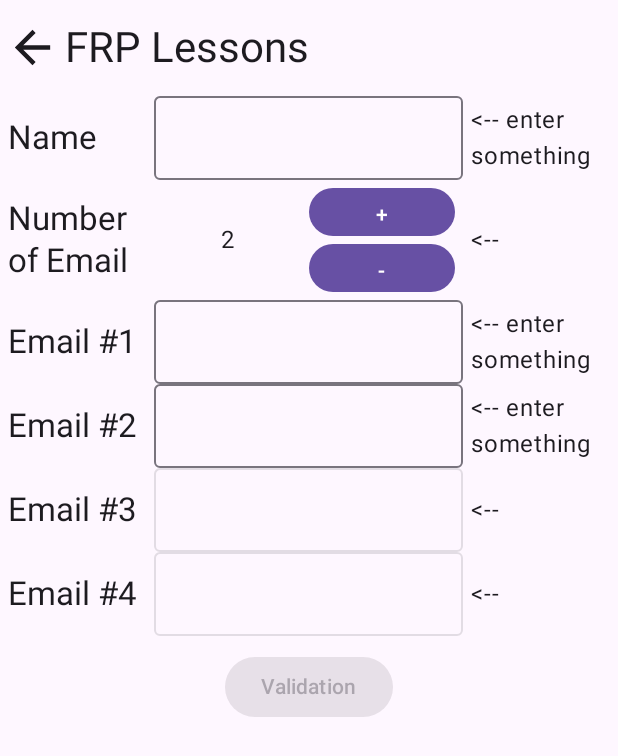
After one commit to GiwungEom/FRPWithFlowStudy, an Android app built with Jetpack Compose: the FormValidationScreen screen opened through its navigation route, on a phone screen of 412 x 824 dp. The commit adds this screen. Shown: the top 756 px of the screen. Run offline under Robolectric (Android 15) with nearby library versions, the phone set to English and light mode, and no system bars; our stand-ins replace constraintlayout-compose.

Commit message:
ConstraintLayout Compose 추가 다중 유효성 검증 로직 추가.

```diff
--- a/app/build.gradle
+++ b/app/build.gradle
@@ -61,6 +61,7 @@ dependencies {
     implementation 'androidx.lifecycle:lifecycle-viewmodel-compose:2.6.1'
 
     implementation "androidx.navigation:navigation-compose:2.7.0"
+    implementation 'androidx.constraintlayout:constraintlayout-compose:1.0.1'
 
     testImplementation 'junit:junit:4.13.2'
     androidTestImplementation 'androidx.test.ext:junit:1.1.5'
--- a/app/src/main/java/com/gw/study/frp/MainActivity.kt
+++ b/app/src/main/java/com/gw/study/frp/MainActivity.kt
@@ -26,6 +26,7 @@ import androidx.navigation.compose.rememberNavController
 import com.gw.study.frp.ui.screen.LessonsScreen
 import com.gw.study.frp.ui.screen.lesson.calculator.CalculatorScreen
 import com.gw.study.frp.ui.screen.lesson.clearfield.ClearFieldScreen
+import com.gw.study.frp.ui.screen.lesson.fromvalidation.FormValidationScreen
 import com.gw.study.frp.ui.screen.lesson.reservation.ReservationScreen
 import com.gw.study.frp.ui.screen.lesson.translate.TranslateScreen
 import com.gw.study.frp.ui.screen.route.Routes
@@ -102,6 +103,11 @@ private fun FRPWithFlowStudyApp() {
             composable(route = Routes.Lesson4.route) {
                 CalculatorScreen()
             }
+
+            composable(route = Routes.Lesson5.route) {
+                FormValidationScreen()
+            }
+
         }
     }
 }
--- a/app/src/main/java/com/gw/study/frp/ui/screen/lesson/Lessons.kt
+++ b/app/src/main/java/com/gw/study/frp/ui/screen/lesson/Lessons.kt
@@ -23,7 +23,7 @@ object Lessons {
         ),
         Lesson(
             title = "formValidation (Multiple Validation)",
-            route = Routes.Lesson4
+            route = Routes.Lesson5
         )
     )
 }
--- /dev/null
+++ b/app/src/main/java/com/gw/study/frp/ui/screen/lesson/fromvalidation/FormValidationScreen.kt
@@ -0,0 +1,257 @@
+package com.gw.study.frp.ui.screen.lesson.fromvalidation
+
+import androidx.compose.foundation.layout.Box
+import androidx.compose.foundation.layout.Column
+import androidx.compose.foundation.layout.Row
+import androidx.compose.foundation.layout.RowScope
+import androidx.compose.foundation.layout.fillMaxWidth
+import androidx.compose.foundation.layout.height
+import androidx.compose.foundation.layout.padding
+import androidx.compose.material3.Button
+import androidx.compose.material3.ExperimentalMaterial3Api
+import androidx.compose.material3.MaterialTheme
+import androidx.compose.material3.OutlinedTextField
+import androidx.compose.material3.Text
+import androidx.compose.runtime.Composable
+import androidx.compose.runtime.State
+import androidx.compose.runtime.collectAsState
+import androidx.compose.runtime.getValue
+import androidx.compose.ui.Alignment
+import androidx.compose.ui.Modifier
+import androidx.compose.ui.text.style.TextAlign
+import androidx.compose.ui.tooling.preview.Preview
+import androidx.compose.ui.unit.dp
+import androidx.constraintlayout.compose.ConstraintLayout
+import androidx.constraintlayout.compose.Dimension
+
+@Composable
+fun FormValidationScreen(
+    modifier: Modifier = Modifier,
+    viewModel: FormValidationViewModel = androidx.lifecycle.viewmodel.compose.viewModel()
+) {
+
+    val allValidationState by viewModel.allValidationState.collectAsState(initial = false)
+    val emailValidationStateList = viewModel.emailValidations.map { it.collectAsState(initial = "") }
+    val nameValidationState by viewModel.nameValidation.collectAsState(initial = "")
+    val emailCountValidationState by viewModel.emailCountValidation.collectAsState(initial = "")
+
+    val nameState by viewModel.nameState.collectAsState("")
+    val emailStateList = viewModel.emailsState.map { it.collectAsState() }
+    val emailCountState by viewModel.emailNumberState.collectAsState(0)
+
+    // event
+    val nameChange = { name: String -> viewModel.sendEvent(UserEvent.NameChange(name = name)) }
+    val emailCountChange = { operator: UserEvent.Operator -> viewModel.sendEvent(UserEvent.EmailMaxCountChange(operator = operator))}
+    val emailChange = { number: Int, email: String -> viewModel.sendEvent(UserEvent.EmailChange(number = number, email = email))}
+
+    // compositionLocal
+    // constraintSet
+    // slot api
+    FormInformationView(
+        modifier = modifier,
+        allValidationState = allValidationState,
+        emailValidationStateList = emailValidationStateList,
+        nameValidationState = nameValidationState,
+        emailCountValidationState = emailCountValidationState,
+        nameState = nameState,
+        emailStateList = emailStateList,
+        emailCount = emailCountState,
+        nameChange = nameChange,
+        emailCountChange = emailCountChange,
+        emailChange = emailChange
+    )
+}
+
+@Composable
+fun FormInformationView(
+    modifier: Modifier = Modifier,
+    allValidationState: Boolean,
+    emailValidationStateList: List<State<String>>,
+    nameValidationState: String,
+    emailCountValidationState: String,
+    nameState: String,
+    emailStateList: List<State<String>>,
+    emailCount: Int,
+    nameChange: (String) -> Unit,
+    emailCountChange: (UserEvent.Operator) -> Unit,
+    emailChange: (Int, String) -> Unit
+) {
+    Column(
+        modifier = Modifier
+            .fillMaxWidth()
+            .then(modifier),
+        horizontalAlignment = Alignment.CenterHorizontally
+    ) {
+        DefaultForm(
+            title = "Name",
+            onDataChange = nameChange,
+            validationState = nameValidationState,
+            text = nameState
+        )
+
+        InformationItem(
+            modifier = Modifier,
+            text = "Number of Email",
+            onDataChange = emailCountChange,
+            validationState = emailCountValidationState
+        ) {
+            SpinnerItem(
+                modifier = Modifier.weight(0.5f),
+                count = emailCount,
+                onButtonClick = it,
+            )
+        }
+
+        emailStateList.forEachIndexed { index, state ->
+            DefaultForm(
+                title = "Email #${index + 1}",
+                onDataChange = { emailChange(index, it) },
+                validationState = emailValidationStateList[index].value,
+                text = state.value,
+                enabled = index < emailCount
+            )
+        }
+
+        Button(
+            onClick = {  },
+            modifier = Modifier.padding(10.dp),
+            enabled = allValidationState
+        ) {
+            Text(text = "Validation")
+        }
+    }
+}
+
+@Composable
+fun SpinnerItem(
+    modifier: Modifier = Modifier,
+    count: Int,
+    onButtonClick: (UserEvent.Operator) -> Unit
+) {
+    ConstraintLayout(
+        modifier = Modifier
+            .height(80.dp)
+            .then(modifier)
+    ) {
+        val (text, plus, minus) = createRefs()
+        Box(
+            modifier = Modifier.constrainAs(text) {
+                linkTo(parent.start, plus.start)
+                linkTo(parent.top, parent.bottom)
+                width = Dimension.fillToConstraints
+                height = Dimension.fillToConstraints
+            },
+            contentAlignment = Alignment.Center
+        ) {
+            Text(
+                text = count.toString(),
+                textAlign = TextAlign.Start,
+                modifier = Modifier
+            )
+        }
+
+        Button(
+            onClick = { onButtonClick(UserEvent.Operator.Plus) },
+            modifier = Modifier.constrainAs(plus) {
+                linkTo(text.end, parent.end, startMargin = 5.dp, endMargin = 5.dp)
+                linkTo(parent.top, minus.top, topMargin = 5.dp, bottomMargin = 5.dp)
+                width = Dimension.fillToConstraints
+                height = Dimension.fillToConstraints
+            }
+        ) {
+            Text(text = "+")
+        }
+
+        Button(
+            onClick = { onButtonClick(UserEvent.Operator.Minus) },
+            modifier = Modifier.constrainAs(minus) {
+                linkTo(text.end, parent.end, startMargin = 5.dp, endMargin = 5.dp)
+                linkTo(plus.bottom, parent.bottom, bottomMargin = 5.dp)
+                width = Dimension.fillToConstraints
+                height = Dimension.fillToConstraints
+            }
+        ) {
+            Text(text = "-")
+        }
+    }
+}
+
+@Composable
+fun DefaultForm(
+    modifier: Modifier = Modifier,
+    title: String,
+    onDataChange: (String) -> Unit,
+    validationState: String,
+    text: String,
+    enabled: Boolean = true
+) {
+    InformationItem(
+        modifier = modifier,
+        text = title,
+        onDataChange = onDataChange,
+        validationState = validationState
+    ) {
+        InformationEdit(
+            modifier = Modifier.weight(0.5f),
+            text = text,
+            onDataChange = it,
+            enabled = enabled
+        )
+    }
+}
+
+
+@OptIn(ExperimentalMaterial3Api::class)
+@Composable
+fun InformationEdit(
+    modifier: Modifier = Modifier,
+    text: String,
+    enabled: Boolean = true,
+    onDataChange: (String) -> Unit
+) {
+    OutlinedTextField(
+        value = text,
+        onValueChange = onDataChange,
+        modifier = modifier,
+        enabled = enabled
+    )
+}
+
+// 정보 입력 기본 프레임
+@Composable
+fun <T> InformationItem(
+    modifier: Modifier = Modifier,
+    text: String,
+    onDataChange: (T) -> Unit,
+    validationState: String,
+    content: @Composable RowScope.(onDataChange: (T) -> Unit) -> Unit
+) {
+    Row(
+        modifier = Modifier
+            .fillMaxWidth()
+            .then(modifier),
+        verticalAlignment = Alignment.CenterVertically
+    ) {
+        Text(
+            text = text,
+            style = MaterialTheme.typography.titleLarge,
+            modifier = Modifier
+                .padding(5.dp)
+                .weight(0.25f)
+        )
+        content(onDataChange)
+        Text(
+            text = "<-- $validationState",
+            style = MaterialTheme.typography.bodyLarge,
+            modifier = Modifier
+                .padding(5.dp)
+                .weight(0.25f)
+        )
+    }
+}
+
+@Preview
+@Composable
+fun FormValidationScreenPreview() {
+    FormValidationScreen()
+}
--- /dev/null
+++ b/app/src/main/java/com/gw/study/frp/ui/screen/lesson/fromvalidation/FormValidationViewModel.kt
@@ -0,0 +1,129 @@
+package com.gw.study.frp.ui.screen.lesson.fromvalidation
+
+import android.util.Log
+import androidx.lifecycle.viewModelScope
+import com.gw.study.frp.ui.screen.ActionEvent
+import com.gw.study.frp.ui.screen.FrpViewModel
+import kotlinx.coroutines.flow.Flow
+import kotlinx.coroutines.flow.MutableSharedFlow
+import kotlinx.coroutines.flow.MutableStateFlow
+import kotlinx.coroutines.flow.SharingStarted
+import kotlinx.coroutines.flow.StateFlow
+import kotlinx.coroutines.flow.asStateFlow
+import kotlinx.coroutines.flow.combine
+import kotlinx.coroutines.flow.map
+import kotlinx.coroutines.flow.merge
+import kotlinx.coroutines.flow.scan
+import kotlinx.coroutines.flow.stateIn
+
+sealed class UserEvent : ActionEvent {
+    data class NameChange(val name: String): UserEvent()
+    data class EmailMaxCountChange(val operator: Operator): UserEvent()
+    data class EmailChange(val number: Int, val email: String): UserEvent()
+
+    enum class Operator {
+        Plus, Minus
+    }
+}
+
+class FormValidationViewModel : FrpViewModel() {
+
+    private val maxEmailCount = 4
+    private val emailNumberInit = 2
+
+    private val _nameState = MutableStateFlow("")
+    val nameState = _nameState.asStateFlow()
+
+    // 사용자 인터페이스 +,- 이벤트
+    private val plus = MutableSharedFlow<Unit>()
+    private val minus = MutableSharedFlow<Unit>()
+    private val delta = merge(plus.map { 1 }, minus.map { -1 })
+
+    // 이메일 갯수 상태
+    val emailNumberState = delta.scan(emailNumberInit) { accumulator, value -> accumulator + value }
+                                .stateIn(
+                                    viewModelScope,
+                                    started = SharingStarted.Eagerly,
+                                    initialValue = emailNumberInit
+                                )
+    // 이메일 상태 배열
+    private val _emailsState: Array<MutableStateFlow<String>> = Array(size = maxEmailCount) { MutableStateFlow("") }
+    val emailsState: Array<StateFlow<String>> = Array(size = maxEmailCount) { _emailsState[it].asStateFlow() }
+
+    // 이름 유효성 검증
+    val nameValidation = _nameState.map {
+        if (it.trim().isEmpty()) {
+            "enter something"
+        } else if (it.trim().indexOf(' ') < 0) {
+            "must contain space"
+        } else {
+            ""
+        }
+    }
+
+    // 이메일 갯수 유효성 검증
+    val emailCountValidation = emailNumberState.map {
+        if (it < 1 || it > maxEmailCount) {
+            "must be 1 to $maxEmailCount"
+        } else {
+            ""
+        }
+    }
+
+    // 이메일 유효성 검증 배열
+    val emailValidations = Array(size = maxEmailCount) {
+        // combine 시에 Cold Flow Stream 넣을 경우, emailsState 수 만큼 시작 되므로,
+        // Hot Flow 형태로 적용
+        emailsState[it].combine(emailNumberState) { email, number ->
+            if (it < number) {
+                if (email.trim().isEmpty()) {
+                    "enter something"
+                } else if (email.indexOf('@') < 0) {
+                    "must contain @"
+                } else {
+                    ""
+                }
+            } else {
+                ""
+            }
+        }
+    }
+
+    // 전체 유효성 상태
+    val allValidationState: Flow<Boolean>
+
+    init {
+        Log.d("FormViewModel", "initialized $this")
+
+        // 유효성 배열
+        val validations = arrayOf(
+            nameValidation,
+            emailCountValidation,
+            *emailValidations
+        )
+
+        var allValidation: Flow<Boolean> = MutableStateFlow(true)
+        // 에러 메세지가 없다면 유효한 것으로 판단 하도록 책 내용 반영
+        for (validation in validations) {
+            val validationFlow = validation.map { it == "" }
+            // 유효성 스트림 배열 -> 단일 스트림
+            allValidation = allValidation.combine(validationFlow) { a, b -> a && b }
+        }
+        this.allValidationState = allValidation
+    }
+
+    override suspend fun actionHandle(actionEvent: ActionEvent) {
+        when (actionEvent) {
+            is UserEvent.NameChange -> {
+                _nameState.value = actionEvent.name
+            }
+            is UserEvent.EmailMaxCountChange -> {
+                if (actionEvent.operator == UserEvent.Operator.Plus) plus.emit(Unit)
+                else minus.emit(Unit)
+            }
+            is UserEvent.EmailChange -> {
+                _emailsState[actionEvent.number].value = actionEvent.email
+            }
+        }
+    }
+}
```
